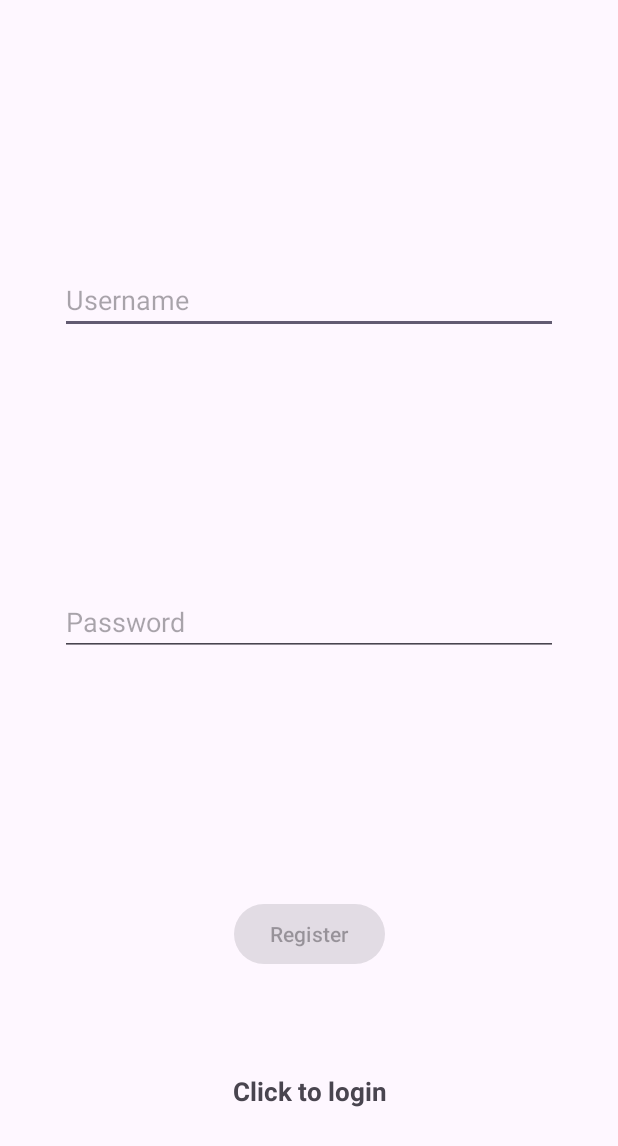
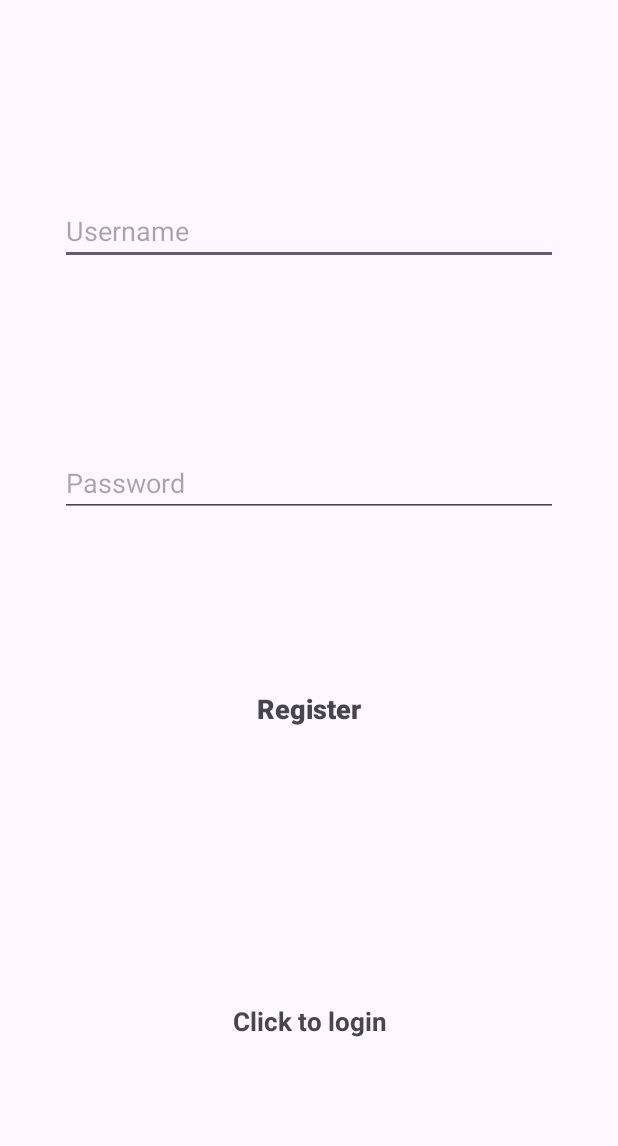
Before and after one commit to mnguyen402/SpotifyWrapper-sdk, an Android app: the Register screen opened directly, with no data from a screen before it, on a phone screen of 412 x 824 dp. Shown: the top 1146 px of the screen. Run offline under Robolectric (Android 15) with nearby library versions, the phone set to English and light mode, and no system bars; our stand-ins replace Firebase (no records; nobody signed in at launch, a user with empty details on screens opened directly).

Commit message:
clean up

```diff
--- a/app/src/main/java/com/example/spotify_sdk/Login.java
+++ b/app/src/main/java/com/example/spotify_sdk/Login.java
@@ -67,13 +67,10 @@ public class Login extends AppCompatActivity {
             }
         });
 
-
-
         loginButton.setOnClickListener(new View.OnClickListener() {
             @Override
             public void onClick(View v) {
                 loadingProgressBar.setVisibility(View.VISIBLE);
-
                 mAuth.createUserWithEmailAndPassword(usernameEditText.getText().toString(),
                                 passwordEditText.getText().toString())
                         .addOnCompleteListener(new OnCompleteListener<AuthResult>() {
--- a/app/src/main/java/com/example/spotify_sdk/Register.java
+++ b/app/src/main/java/com/example/spotify_sdk/Register.java
@@ -27,7 +27,7 @@ public class Register extends AppCompatActivity {
     FirebaseAuth mAuth;
     TextView textView;
     EditText usernameEditText, passwordEditText;
-    Button ButtonReg;
+    TextView ButtonReg;
     ProgressBar ProgressBar;
 
     @Override
@@ -37,7 +37,7 @@ public class Register extends AppCompatActivity {
 
         usernameEditText = findViewById(R.id.Register_Username);
         passwordEditText = findViewById(R.id.Register_Password);
-        ButtonReg = findViewById(R.id.register);
+        ButtonReg = findViewById(R.id.Register);
         textView = findViewById(R.id.loginNow);
         mAuth = FirebaseAuth.getInstance();
         ProgressBar = findViewById(R.id.progressBar);
@@ -49,12 +49,13 @@ public class Register extends AppCompatActivity {
                 startActivity(intent);
                 finish();
             }
-    });
+        });
 
         ButtonReg.setOnClickListener(new View.OnClickListener() {
             @Override
             public void onClick(View v) {
                 ProgressBar.setVisibility(View.VISIBLE);
+                Toast.makeText(Register.this, "Registration Successful.", Toast.LENGTH_SHORT).show();
                 mAuth.createUserWithEmailAndPassword(usernameEditText.getText().toString(),
                                 passwordEditText.getText().toString())
                         .addOnCompleteListener(new OnCompleteListener<AuthResult>() {
--- a/app/src/main/res/layout/activity_register.xml
+++ b/app/src/main/res/layout/activity_register.xml
@@ -39,30 +39,16 @@
         android:imeOptions="actionDone"
         android:inputType="textPassword"
         android:selectAllOnFocus="true"
-        app:layout_constraintBottom_toTopOf="@+id/register"
+        app:layout_constraintBottom_toTopOf="@+id/Register"
         app:layout_constraintEnd_toEndOf="parent"
         app:layout_constraintStart_toStartOf="parent"
         app:layout_constraintTop_toBottomOf="@+id/Register_Username" />
-
-    <Button
-        android:id="@+id/register"
-        android:layout_width="wrap_content"
-        android:layout_height="wrap_content"
-        android:layout_gravity="start"
-        android:layout_marginStart="48dp"
-        android:layout_marginEnd="48dp"
-        android:enabled="false"
-        android:text="@string/action_register"
-        app:layout_constraintBottom_toBottomOf="parent"
-        app:layout_constraintEnd_toEndOf="parent"
-        app:layout_constraintStart_toStartOf="parent"
-        app:layout_constraintTop_toBottomOf="@+id/Register_Password"
-        app:layout_constraintVertical_bias="0.2" />
 
     <TextView
         android:id="@+id/loginNow"
         android:layout_width="match_parent"
         android:layout_height="wrap_content"
+        android:layout_marginTop="69dp"
         android:gravity="center"
         android:text="@string/click_to_login"
         android:textSize="17sp"
@@ -70,7 +56,7 @@
         app:layout_constraintBottom_toBottomOf="parent"
         app:layout_constraintEnd_toEndOf="parent"
         app:layout_constraintStart_toStartOf="parent"
-        app:layout_constraintTop_toBottomOf="@+id/register" />
+        app:layout_constraintTop_toBottomOf="@+id/Register" />
 
     <ProgressBar
         android:id="@+id/progressBar"
@@ -82,4 +68,16 @@
         app:layout_constraintStart_toStartOf="parent"
         app:layout_constraintTop_toTopOf="parent" />
 
+    <TextView
+        android:id="@+id/Register"
+        android:layout_width="wrap_content"
+        android:layout_height="wrap_content"
+        android:fontFamily="sans-serif-black"
+        android:text="Register"
+        android:textSize="18sp"
+        app:layout_constraintBottom_toTopOf="@+id/loginNow"
+        app:layout_constraintEnd_toEndOf="parent"
+        app:layout_constraintStart_toStartOf="parent"
+        app:layout_constraintTop_toBottomOf="@+id/Register_Password" />
+
 </androidx.constraintlayout.widget.ConstraintLayout>
```
